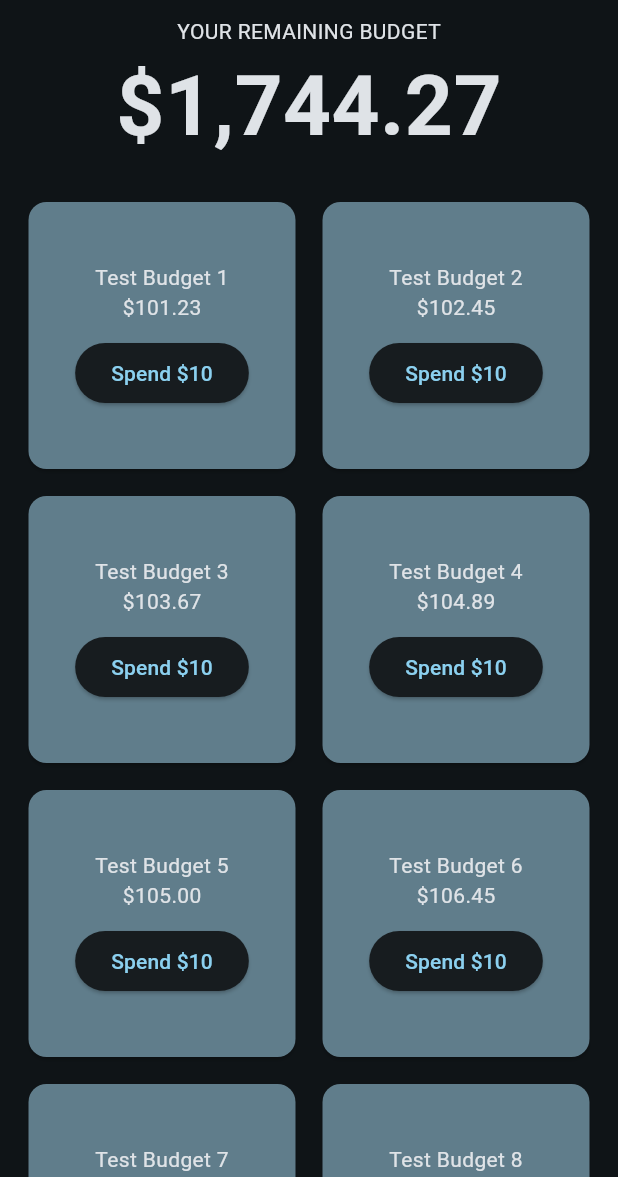
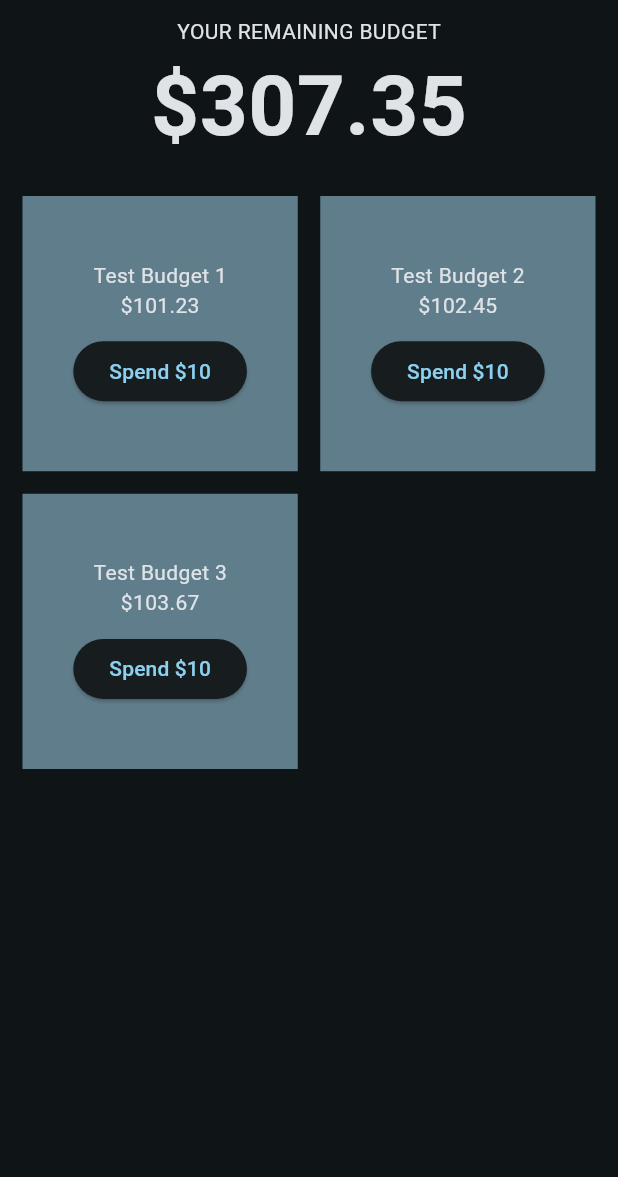
Before and after one commit to leejonathandev/ezbudget, a Flutter app: the screen it shows after launch, on a phone screen of 412 x 824 dp, the part 59-1236 px from its top. Run offline on Flutter 3.47's test engine with Material 3 defaults, Android fonts, the light colour scheme and no system bars; our stand-ins replace google_fonts; Roboto replaces fonts that are missing (Ubuntu).

Commit message:
renamed files and fix total budget

```diff
--- a/lib/budget_tile.dart
+++ b/lib/budget_tile.dart
@@ -6,7 +6,9 @@ final currencyFormatter = NumberFormat.simpleCurrency();
 
 class BudgetTile extends StatefulWidget {
   final Budget budget;
-  const BudgetTile({super.key, required this.budget});
+  final Function() callback;
+
+  const BudgetTile({super.key, required this.budget, required this.callback});
 
   @override
   State<StatefulWidget> createState() => _BudgetTile();
@@ -15,7 +17,9 @@ class BudgetTile extends StatefulWidget {
 class _BudgetTile extends State<BudgetTile> {
   @override
   Widget build(BuildContext context) {
-    return Card(
+    return Container(
+        width: 200,
+        height: 200,
         color: Colors.blueGrey,
         child: Column(
           mainAxisAlignment: MainAxisAlignment.center,
@@ -34,5 +38,6 @@ class _BudgetTile extends State<BudgetTile> {
     setState(() {
       widget.budget.remaining -= cost;
     });
+    widget.callback();
   }
 }
--- a/lib/budgets_view.dart
+++ /dev/null
@@ -1,49 +0,0 @@
-import 'package:ezbudget/budget.dart';
-import 'package:ezbudget/budget_tile.dart';
-import 'package:flutter/material.dart';
-import 'package:intl/intl.dart';
-
-final currencyFormatter = NumberFormat.simpleCurrency();
-
-class BudgetsView extends StatefulWidget {
-  final List<Budget> budgets;
-  const BudgetsView({super.key, required this.budgets});
-
-  @override
-  State<StatefulWidget> createState() => _BudgetsViewState();
-}
-
-class _BudgetsViewState extends State<BudgetsView> {
-  late double totalRemainingBudget =
-      widget.budgets.map((e) => e.remaining).reduce((a, b) => a + b);
-
-  @override
-  Widget build(BuildContext context) {
-    return Center(
-        child: Column(children: [
-      const Text("YOUR REMAINING BUDGET"),
-      Text(
-        currencyFormatter.format(totalRemainingBudget),
-        textScaler: const TextScaler.linear(4),
-        style: const TextStyle(fontWeight: FontWeight.bold),
-      ),
-      const SizedBox(height: 20),
-      Flexible(
-        child: GridView.extent(
-          padding: const EdgeInsets.symmetric(vertical: 0, horizontal: 15),
-          maxCrossAxisExtent: 200,
-          crossAxisSpacing: 10,
-          mainAxisSpacing: 10,
-          children: widget.budgets.map((e) => BudgetTile(budget: e)).toList(),
-        ),
-      )
-    ]));
-  }
-
-  void updateRemainingBudget() {
-    setState(() {
-      totalRemainingBudget =
-          widget.budgets.map((e) => e.remaining).reduce((a, b) => a + b);
-    });
-  }
-}
--- a/lib/main.dart
+++ b/lib/init.dart
@@ -1,8 +1,7 @@
-import 'package:ezbudget/budgets_view.dart';
+import 'package:ezbudget/budget.dart';
+import 'package:ezbudget/main_view.dart';
 import 'package:flutter/material.dart';
 import 'package:google_fonts/google_fonts.dart';
-
-import 'budget.dart';
 
 void main() {
   runApp(const MyApp());
@@ -25,19 +24,6 @@ List<Budget> myBudgets = [
   Budget("Test Budget 1", 101.23),
   Budget("Test Budget 2", 102.45),
   Budget("Test Budget 3", 103.67),
-  Budget("Test Budget 4", 104.89),
-  Budget("Test Budget 5", 105.00),
-  Budget("Test Budget 6", 106.45),
-  Budget("Test Budget 7", 107.67),
-  Budget("Test Budget 8", 108.89),
-  Budget("Test Budget 9", 109.00),
-  Budget("Test Budget 10", 110.45),
-  Budget("Test Budget 11", 111.67),
-  Budget("Test Budget 12", 112.89),
-  Budget("Test Budget 13", 113.00),
-  Budget("Test Budget 14", 114.45),
-  Budget("Test Budget 15", 115.67),
-  Budget("Test Budget 16", 116.89),
 ];
 
 class _MyAppState extends State<MyApp> {
@@ -53,7 +39,7 @@ class _MyAppState extends State<MyApp> {
               scrolledUnderElevation: 0.2,
               toolbarHeight: 50,
             ),
-            body: BudgetsView(budgets: myBudgets)));
+            body: MainView(budgets: myBudgets)));
   }
 }
 
--- /dev/null
+++ b/lib/main_view.dart
@@ -0,0 +1,58 @@
+import 'package:ezbudget/budget.dart';
+import 'package:ezbudget/budget_tile.dart';
+import 'package:flutter/material.dart';
+import 'package:intl/intl.dart';
+
+final currencyFormatter = NumberFormat.simpleCurrency();
+
+class MainView extends StatefulWidget {
+  final List<Budget> budgets;
+
+  @override
+  State<StatefulWidget> createState() => _MainViewState();
+
+  const MainView({super.key, required this.budgets});
+}
+
+class _MainViewState extends State<MainView> {
+  late double totalRemainingBudget =
+      widget.budgets.map((e) => e.remaining).reduce((a, b) => a + b);
+
+  @override
+  Widget build(BuildContext context) {
+    return ListView(
+      children: [
+        Center(
+            child: Column(children: [
+          const Text("YOUR REMAINING BUDGET"),
+          Text(
+            currencyFormatter.format(totalRemainingBudget),
+            textScaler: const TextScaler.linear(4),
+            style: const TextStyle(fontWeight: FontWeight.bold),
+          ),
+          const SizedBox(height: 20),
+          GridView.extent(
+            padding: const EdgeInsets.symmetric(vertical: 0, horizontal: 15),
+            shrinkWrap: true,
+            maxCrossAxisExtent: 200,
+            mainAxisSpacing: 15,
+            crossAxisSpacing: 15,
+            children: widget.budgets
+                .map((e) => BudgetTile(
+                      budget: e,
+                      callback: updateRemainingBudget,
+                    ))
+                .toList(),
+          ),
+        ]))
+      ],
+    );
+  }
+
+  void updateRemainingBudget() {
+    setState(() {
+      totalRemainingBudget =
+          widget.budgets.map((e) => e.remaining).reduce((a, b) => a + b);
+    });
+  }
+}
```
Also changed, not shown: 1 other file.
